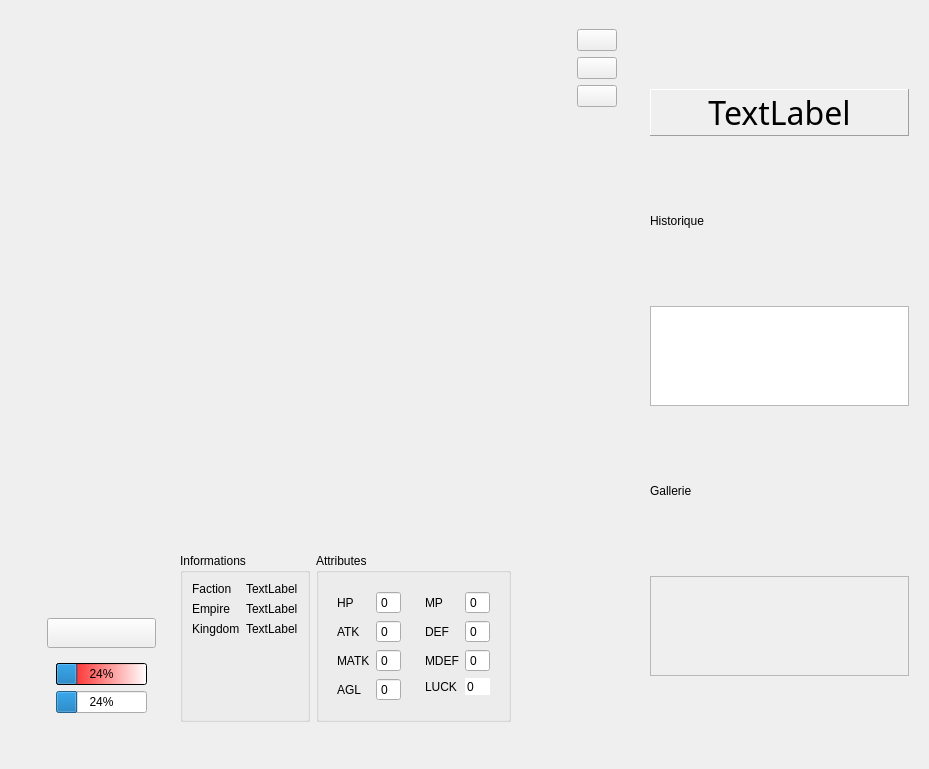
Qt form python_modules/view/view_heros/book_warrior_page_reverse.ui (cyril711/git-MythicWar) before a commit.
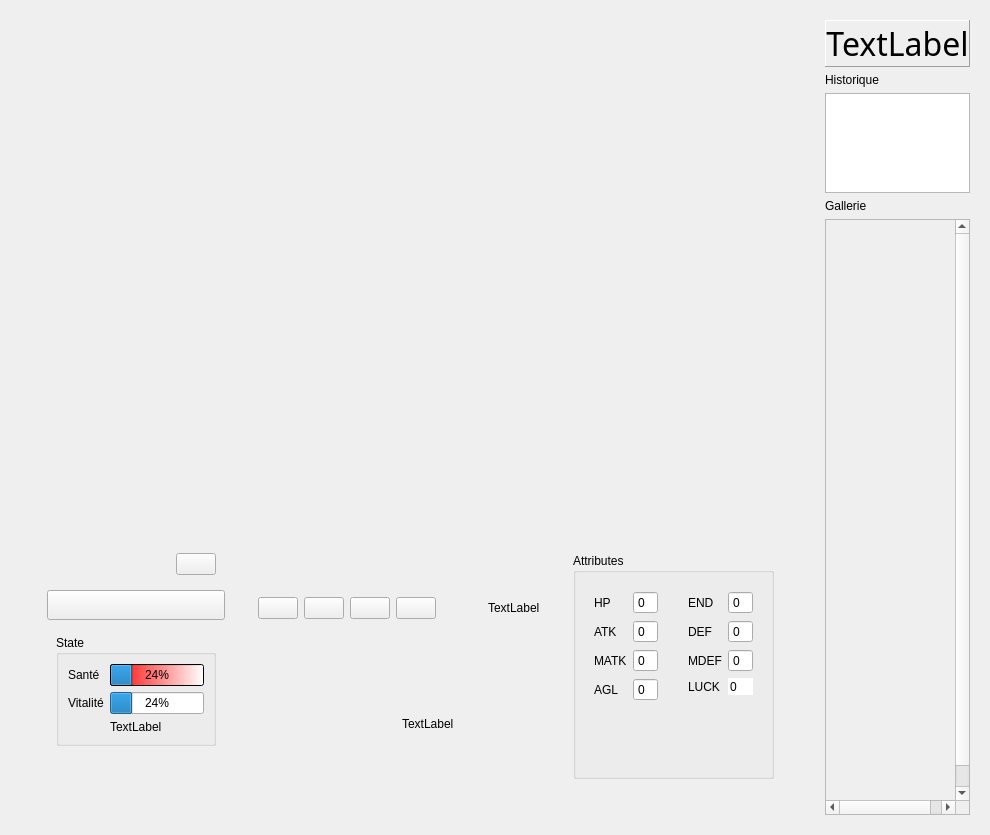
The same form after that commit. Icons and pictures are not drawn.

Commit message:
Page warrior finie (presque)
reste pb focus sur homepage
+ pb goToMap (mauvaise position longitude)
+ historique
+ mise en page reverse

Diff of the .ui file:
```diff
--- a/python_modules/view/view_heros/book_warrior_page_reverse.ui
+++ b/python_modules/view/view_heros/book_warrior_page_reverse.ui
@@ -6,8 +6,8 @@
    <rect>
     <x>0</x>
     <y>0</y>
-    <width>929</width>
-    <height>620</height>
+    <width>963</width>
+    <height>835</height>
    </rect>
   </property>
   <property name="windowTitle">
@@ -25,7 +25,7 @@
      <property name="styleSheet">
       <string notr="true"/>
      </property>
-     <layout class="QHBoxLayout" name="horizontalLayout_2" stretch="0,0">
+     <layout class="QHBoxLayout" name="horizontalLayout_2" stretch="0">
       <item>
        <widget class="QWidget" name="widget_2" native="true">
         <layout class="QVBoxLayout" name="verticalLayout_2">
@@ -95,6 +95,39 @@
                     </property>
                    </widget>
                   </item>
+                  <item>
+                   <widget class="QPushButton" name="iconKingdom">
+                    <property name="text">
+                     <string/>
+                    </property>
+                    <property name="icon">
+                     <iconset resource="../../../resources.qrc">
+                      <normaloff>:/icons/32x32/fiche_royaume</normaloff>:/icons/32x32/fiche_royaume</iconset>
+                    </property>
+                    <property name="iconSize">
+                     <size>
+                      <width>32</width>
+                      <height>32</height>
+                     </size>
+                    </property>
+                    <property name="flat">
+                     <bool>true</bool>
+                    </property>
+                   </widget>
+                  </item>
+                  <item>
+                   <widget class="QPushButton" name="profil_completion_button">
+                    <property name="text">
+                     <string/>
+                    </property>
+                    <property name="iconSize">
+                     <size>
+                      <width>32</width>
+                      <height>32</height>
+                     </size>
+                    </property>
+                   </widget>
+                  </item>
                  </layout>
                 </widget>
                </item>
@@ -112,96 +145,175 @@
                 </widget>
                </item>
                <item>
-                <widget class="QWidget" name="jauges_widget" native="true">
-                 <layout class="QVBoxLayout" name="verticalLayout_4">
+                <widget class="QWidget" name="widget_7" native="true">
+                 <layout class="QVBoxLayout" name="verticalLayout_5">
                   <item>
-                   <widget class="QProgressBar" name="progressBar_HP">
-                    <property name="styleSheet">
-                     <string notr="true">background-color: qlineargradient(spread:pad, x1:0, y1:0, x2:1, y2:0, stop:0 rgba(255, 0, 0, 255), stop:1 rgba(255, 255, 255, 255));
+                   <widget class="QGroupBox" name="groupBox">
+                    <property name="title">
+                     <string>State</string>
+                    </property>
+                    <layout class="QFormLayout" name="formLayout">
+                     <property name="fieldGrowthPolicy">
+                      <enum>QFormLayout::AllNonFixedFieldsGrow</enum>
+                     </property>
+                     <item row="0" column="1">
+                      <widget class="QProgressBar" name="progressBar_HP">
+                       <property name="styleSheet">
+                        <string notr="true">background-color: qlineargradient(spread:pad, x1:0, y1:0, x2:1, y2:0, stop:0 rgba(255, 0, 0, 255), stop:1 rgba(255, 255, 255, 255));
 </string>
+                       </property>
+                       <property name="value">
+                        <number>24</number>
+                       </property>
+                       <property name="textVisible">
+                        <bool>true</bool>
+                       </property>
+                       <property name="invertedAppearance">
+                        <bool>false</bool>
+                       </property>
+                      </widget>
+                     </item>
+                     <item row="0" column="0">
+                      <widget class="QLabel" name="label">
+                       <property name="text">
+                        <string>Santé</string>
+                       </property>
+                      </widget>
+                     </item>
+                     <item row="1" column="1">
+                      <widget class="QProgressBar" name="progressBar_MP">
+                       <property name="value">
+                        <number>24</number>
+                       </property>
+                      </widget>
+                     </item>
+                     <item row="1" column="0">
+                      <widget class="QLabel" name="label_2">
+                       <property name="text">
+                        <string>Vitalité</string>
+                       </property>
+                      </widget>
+                     </item>
+                     <item row="2" column="1">
+                      <widget class="QLabel" name="label_3">
+                       <property name="text">
+                        <string>TextLabel</string>
+                       </property>
+                      </widget>
+                     </item>
+                    </layout>
+                   </widget>
+                  </item>
+                 </layout>
+                </widget>
+               </item>
+               <item>
+                <widget class="QWidget" name="jauges_widget" native="true">
+                 <layout class="QVBoxLayout" name="verticalLayout_4"/>
+                </widget>
+               </item>
+              </layout>
+             </widget>
+            </item>
+            <item>
+             <widget class="QWidget" name="widget_8" native="true">
+              <layout class="QVBoxLayout" name="verticalLayout_6">
+               <item>
+                <widget class="QWidget" name="rank_widget" native="true">
+                 <layout class="QHBoxLayout" name="horizontalLayout_6">
+                  <item>
+                   <widget class="QPushButton" name="star_1">
+                    <property name="text">
+                     <string/>
                     </property>
-                    <property name="value">
-                     <number>24</number>
+                   </widget>
+                  </item>
+                  <item>
+                   <widget class="QPushButton" name="star_2">
+                    <property name="text">
+                     <string/>
                     </property>
-                    <property name="textVisible">
-                     <bool>true</bool>
+                   </widget>
+                  </item>
+                  <item>
+                   <widget class="QPushButton" name="star_3">
+                    <property name="text">
+                     <string/>
                     </property>
-                    <property name="invertedAppearance">
+                   </widget>
+                  </item>
+                  <item>
+                   <widget class="QPushButton" name="star_4">
+                    <property name="text">
+                     <string/>
+                    </property>
+                   </widget>
+                  </item>
+                  <item>
+                   <widget class="QPushButton" name="star_5">
+                    <property name="text">
+                     <string/>
+                    </property>
+                    <property name="autoDefault">
                      <bool>false</bool>
                     </property>
+                    <property name="default">
+                     <bool>false</bool>
+                    </property>
+                    <property name="flat">
+                     <bool>true</bool>
+                    </property>
                    </widget>
                   </item>
                   <item>
-                   <widget class="QProgressBar" name="progressBar_MP">
-                    <property name="value">
-                     <number>24</number>
+                   <widget class="QLabel" name="rank_text">
+                    <property name="text">
+                     <string>TextLabel</string>
                     </property>
                    </widget>
                   </item>
                  </layout>
                 </widget>
                </item>
+               <item>
+                <widget class="QWidget" name="widget_6" native="true">
+                 <layout class="QHBoxLayout" name="horizontalLayout_5">
+                  <item>
+                   <widget class="QPushButton" name="map_button">
+                    <property name="text">
+                     <string/>
+                    </property>
+                    <property name="icon">
+                     <iconset resource="../../../resources.qrc">
+                      <normaloff>:/icons/128x128/target</normaloff>:/icons/128x128/target</iconset>
+                    </property>
+                    <property name="iconSize">
+                     <size>
+                      <width>64</width>
+                      <height>64</height>
+                     </size>
+                    </property>
+                    <property name="flat">
+                     <bool>true</bool>
+                    </property>
+                   </widget>
+                  </item>
+                  <item>
+                   <widget class="QLabel" name="iconState">
+                    <property name="text">
+                     <string>TextLabel</string>
+                    </property>
+                   </widget>
+                  </item>
+                 </layout>
+                </widget>
+               </item>
               </layout>
-              <zorder>belong_widget</zorder>
-              <zorder>belong_widget</zorder>
-              <zorder>groupe_texture_button</zorder>
-              <zorder>jauges_widget</zorder>
              </widget>
             </item>
             <item>
              <widget class="QWidget" name="informations_widget" native="true">
               <layout class="QHBoxLayout" name="horizontalLayout_3">
-               <item>
-                <widget class="QGroupBox" name="groupBox">
-                 <property name="title">
-                  <string>Informations</string>
-                 </property>
-                 <layout class="QFormLayout" name="formLayout">
-                  <item row="0" column="0">
-                   <widget class="QLabel" name="label">
-                    <property name="text">
-                     <string>Faction</string>
-                    </property>
-                   </widget>
-                  </item>
-                  <item row="1" column="0">
-                   <widget class="QLabel" name="label_2">
-                    <property name="text">
-                     <string>Empire</string>
-                    </property>
-                   </widget>
-                  </item>
-                  <item row="0" column="1">
-                   <widget class="QLabel" name="label_faction">
-                    <property name="text">
-                     <string>TextLabel</string>
-                    </property>
-                   </widget>
-                  </item>
-                  <item row="1" column="1">
-                   <widget class="QLabel" name="label_empire">
-                    <property name="text">
-                     <string>TextLabel</string>
-                    </property>
-                   </widget>
-                  </item>
-                  <item row="2" column="0">
-                   <widget class="QLabel" name="label_17">
-                    <property name="text">
-                     <string>Kingdom</string>
-                    </property>
-                   </widget>
-                  </item>
-                  <item row="2" column="1">
-                   <widget class="QLabel" name="label_royaume">
-                    <property name="text">
-                     <string>TextLabel</string>
-                    </property>
-                   </widget>
-                  </item>
-                 </layout>
-                </widget>
-               </item>
                <item>
                 <widget class="QGroupBox" name="groupBox_2">
                  <property name="title">
@@ -282,6 +394,9 @@
                     </layout>
                    </widget>
                   </item>
+                  <item>
+                   <widget class="QWidget" name="widget_9" native="true"/>
+                  </item>
                   <item>
                    <widget class="QWidget" name="widget_3" native="true">
                     <layout class="QFormLayout" name="formLayout_3">
@@ -305,7 +420,7 @@
                      <item row="0" column="0">
                       <widget class="QLabel" name="label_12">
                        <property name="text">
-                        <string>MP</string>
+                        <string>END</string>
                        </property>
                       </widget>
                      </item>
@@ -368,95 +483,9 @@
               </layout>
              </widget>
             </item>
-            <item>
-             <widget class="QWidget" name="rank_widget" native="true">
-              <property name="sizePolicy">
-               <sizepolicy hsizetype="Preferred" vsizetype="Fixed">
-                <horstretch>0</horstretch>
-                <verstretch>0</verstretch>
-               </sizepolicy>
-              </property>
-              <property name="maximumSize">
-               <size>
-                <width>16777215</width>
-                <height>30</height>
-               </size>
-              </property>
-              <layout class="QHBoxLayout" name="layout_rank"/>
-             </widget>
-            </item>
            </layout>
           </widget>
          </item>
-        </layout>
-       </widget>
-      </item>
-      <item>
-       <widget class="QWidget" name="actions_widget" native="true">
-        <layout class="QVBoxLayout" name="verticalLayout">
-         <item>
-          <widget class="QPushButton" name="pushButton_2">
-           <property name="text">
-            <string/>
-           </property>
-           <property name="icon">
-            <iconset resource="../../../resources.qrc">
-             <normaloff>:/icons/24x24/home</normaloff>:/icons/24x24/home</iconset>
-           </property>
-           <property name="iconSize">
-            <size>
-             <width>24</width>
-             <height>24</height>
-            </size>
-           </property>
-          </widget>
-         </item>
-         <item>
-          <widget class="QPushButton" name="pushButton">
-           <property name="sizePolicy">
-            <sizepolicy hsizetype="Fixed" vsizetype="Fixed">
-             <horstretch>0</horstretch>
-             <verstretch>0</verstretch>
-            </sizepolicy>
-           </property>
-           <property name="text">
-            <string/>
-           </property>
-           <property name="icon">
-            <iconset resource="../../../resources.qrc">
-             <normaloff>:/icons/24x24/home</normaloff>:/icons/24x24/home</iconset>
-           </property>
-           <property name="iconSize">
-            <size>
-             <width>24</width>
-             <height>24</height>
-            </size>
-           </property>
-          </widget>
-         </item>
-         <item>
-          <widget class="QPushButton" name="pushButton_4">
-           <property name="sizePolicy">
-            <sizepolicy hsizetype="Fixed" vsizetype="Fixed">
-             <horstretch>0</horstretch>
-             <verstretch>0</verstretch>
-            </sizepolicy>
-           </property>
-           <property name="text">
-            <string/>
-           </property>
-           <property name="icon">
-            <iconset resource="../../../resources.qrc">
-             <normaloff>:/icons/24x24/home</normaloff>:/icons/24x24/home</iconset>
-           </property>
-           <property name="iconSize">
-            <size>
-             <width>24</width>
-             <height>24</height>
-            </size>
-           </property>
-          </widget>
-         </item>
          <item>
           <spacer name="verticalSpacer">
            <property name="orientation">
@@ -563,31 +592,22 @@
       </item>
       <item>
        <widget class="QScrollArea" name="scrollArea">
-        <property name="minimumSize">
-         <size>
-          <width>0</width>
-          <height>100</height>
-         </size>
-        </property>
-        <property name="maximumSize">
-         <size>
-          <width>16777215</width>
-          <height>100</height>
-         </size>
+        <property name="sizeAdjustPolicy">
+         <enum>QAbstractScrollArea::AdjustToContentsOnFirstShow</enum>
         </property>
         <property name="widgetResizable">
-         <bool>true</bool>
+         <bool>false</bool>
         </property>
-        <widget class="QWidget" name="vignettes">
+        <widget class="QWidget" name="gallery">
          <property name="geometry">
           <rect>
            <x>0</x>
            <y>0</y>
-           <width>260</width>
-           <height>98</height>
+           <width>144</width>
+           <height>602</height>
           </rect>
          </property>
-         <layout class="QGridLayout" name="gridLayout_3"/>
+         <layout class="QGridLayout" name="gridLayout"/>
         </widget>
        </widget>
       </item>
```
The commit also changes 101 other files.
